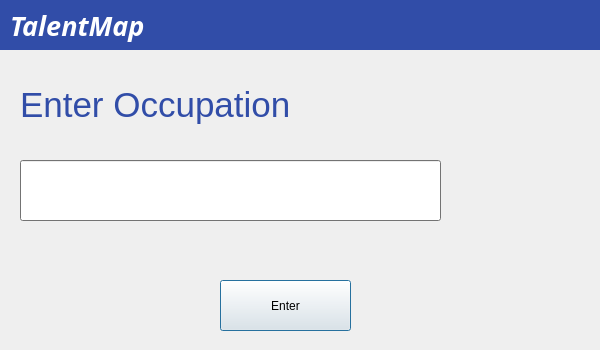
The window that nFrame1.ui (MetheMeticien/CV-Maker-using-PyQt5) describes before a commit, drawn with Qt 5.
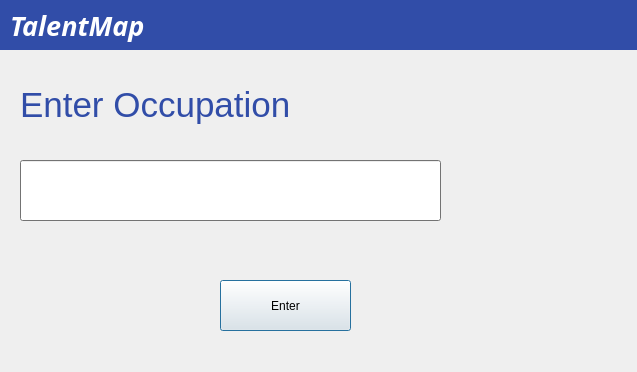
The same window after the commit.

What changed in the file:
```diff
--- a/nFrame1.ui
+++ b/nFrame1.ui
@@ -6,8 +6,8 @@
    <rect>
     <x>0</x>
     <y>0</y>
-    <width>600</width>
-    <height>350</height>
+    <width>637</width>
+    <height>372</height>
    </rect>
   </property>
   <property name="windowTitle">
@@ -24,7 +24,7 @@
     <rect>
      <x>0</x>
      <y>0</y>
-     <width>600</width>
+     <width>641</width>
      <height>50</height>
     </rect>
    </property>
```
